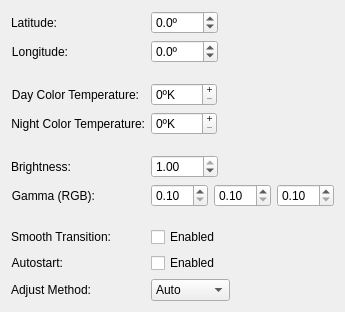
Old version of the form applet/redshift.ui in the repository simgunz/redshift-plasmoid.
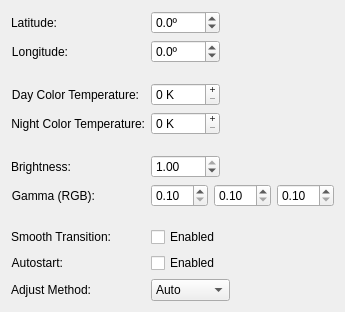
New version of the form. Custom widgets are drawn as their Qt base class.

Patch:
```diff
--- a/applet/redshift.ui
+++ b/applet/redshift.ui
@@ -34,7 +34,7 @@
     <widget class="QDoubleSpinBox" name="kcfg_latitude">
      <property name="minimumSize">
       <size>
-       <width>67</width>
+       <width>69</width>
        <height>0</height>
       </size>
      </property>
@@ -87,7 +87,7 @@
     <widget class="QDoubleSpinBox" name="kcfg_longitude">
      <property name="minimumSize">
       <size>
-       <width>67</width>
+       <width>69</width>
        <height>0</height>
       </size>
      </property>
@@ -148,6 +148,12 @@
    </item>
    <item row="3" column="1">
     <widget class="QSpinBox" name="kcfg_dayTemp">
+     <property name="minimumSize">
+      <size>
+       <width>69</width>
+       <height>0</height>
+      </size>
+     </property>
      <property name="toolTip">
       <string/>
      </property>
@@ -155,7 +161,7 @@
       <enum>QAbstractSpinBox::PlusMinus</enum>
      </property>
      <property name="suffix">
-      <string comment="Kelvin degrees">ºK</string>
+      <string comment="Kelvin degrees (There's a space before the K)"> K</string>
      </property>
      <property name="maximum">
       <number>9999</number>
@@ -177,6 +183,12 @@
    </item>
    <item row="4" column="1">
     <widget class="QSpinBox" name="kcfg_nightTemp">
+     <property name="minimumSize">
+      <size>
+       <width>69</width>
+       <height>0</height>
+      </size>
+     </property>
      <property name="toolTip">
       <string/>
      </property>
@@ -184,7 +196,7 @@
       <enum>QAbstractSpinBox::PlusMinus</enum>
      </property>
      <property name="suffix">
-      <string comment="Kelvin degrees">ºK</string>
+      <string comment="Kelvin degrees (There's a space before the K)"> K</string>
      </property>
      <property name="maximum">
       <number>9999</number>
@@ -383,7 +395,7 @@
     <widget class="QDoubleSpinBox" name="kcfg_brightness">
      <property name="minimumSize">
       <size>
-       <width>67</width>
+       <width>69</width>
        <height>0</height>
       </size>
      </property>
```
